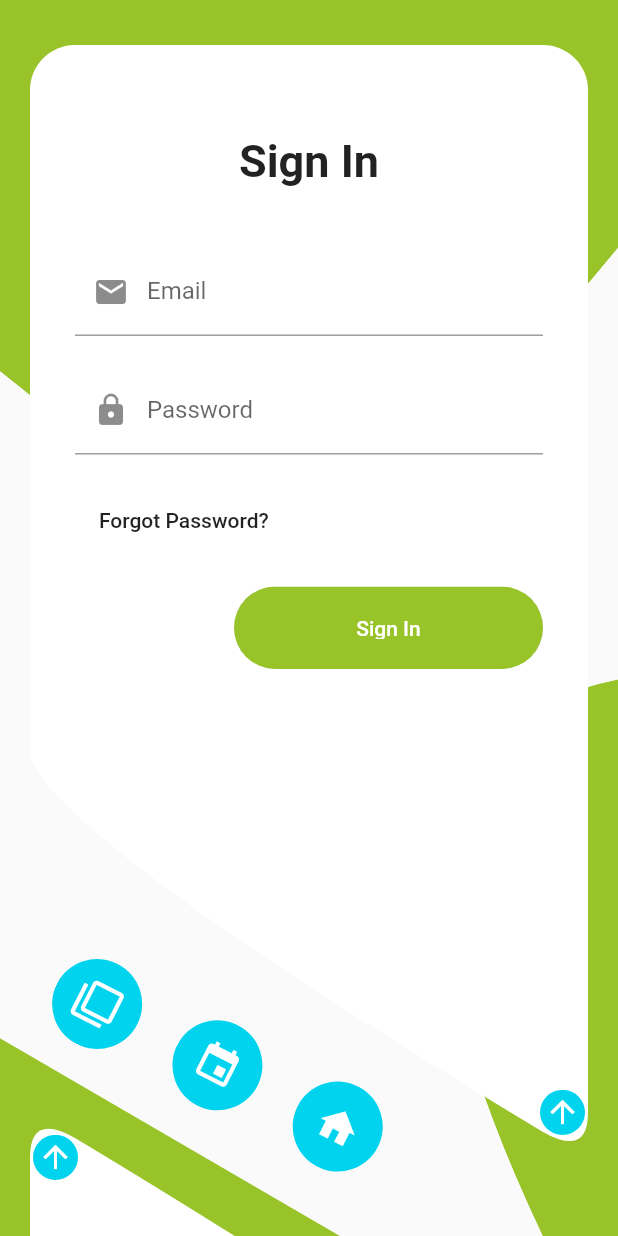
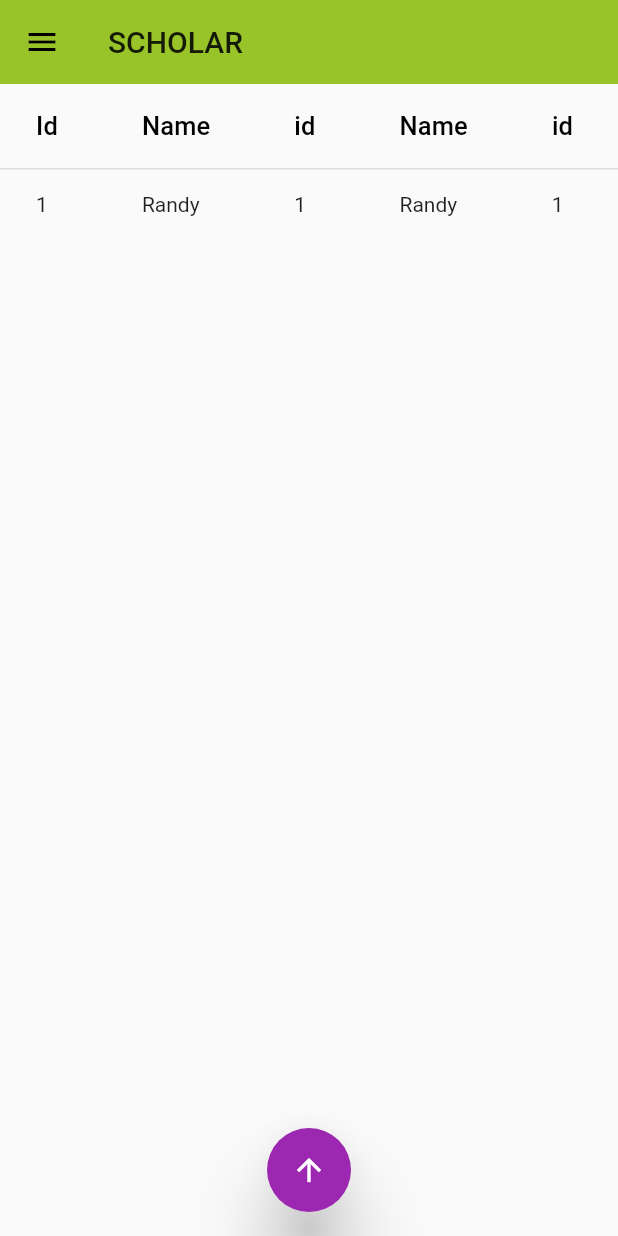
Before and after one commit to RandyKdev/UI, a Flutter app: the screen it shows after launch, on a phone screen of 412 x 824 dp. Run offline on Flutter 3.47's test engine with Material 2 defaults, Android fonts, the phone set to English and light mode, and no system bars; our stand-ins replace sqflite; accounts and stored records are empty.

Commit message:
home page models and tables created

```diff
--- a/lib/main.dart
+++ b/lib/main.dart
@@ -1,6 +1,7 @@
 import 'package:flutter/material.dart';
+import 'package:ui/colorConstants.dart';
 
-import './screens/login/view.dart';
+import './screens/home/view.dart';
 
 void main() => runApp(MyApp());
 
@@ -8,7 +9,8 @@ class MyApp extends StatelessWidget {
   @override
   Widget build(BuildContext context) {
     return MaterialApp(
-      home: Login(),
+      theme: ThemeData(primaryColor: primaryTheme),
+      home: Home(),
       debugShowCheckedModeBanner: false,
     );
   }
--- /dev/null
+++ b/lib/screens/home/utils/table.dart
@@ -0,0 +1,72 @@
+import 'package:flutter/material.dart';
+
+class Tables extends StatelessWidget {
+  // Tables({column})
+  @override
+  Widget build(BuildContext context) {
+    return DataTable(
+      columns: [
+        DataColumn(label: Text('Id', style: TextStyle(fontSize: 17,),),),
+        DataColumn(label: Text('Name', style: TextStyle(fontSize: 17,),),),
+        DataColumn(label: Text('id', style: TextStyle(fontSize: 17,),),),
+        DataColumn(label: Text('Name', style: TextStyle(fontSize: 17,),),),
+        DataColumn(label: Text('id', style: TextStyle(fontSize: 17,),),),
+        DataColumn(label: Text('Name', style: TextStyle(fontSize: 17,),),),
+        DataColumn(label: Text('id', style: TextStyle(fontSize: 17,),),),
+        DataColumn(label: Text('Name', style: TextStyle(fontSize: 17,),),),
+      ],
+      rows: [
+        DataRow(cells: [
+          DataCell(Text('1'),),
+          DataCell(Text('Randy'),),
+          DataCell(Text('1'),),
+          DataCell(Text('Randy'),),
+          DataCell(Text('1'),),
+          DataCell(Text('Randy'),),
+          DataCell(Text('1'),),
+          DataCell(Text('Randy'),),
+        ],),
+      ],
+    );
+    Table(
+
+      defaultColumnWidth: FlexColumnWidth(100),
+      children: [
+      TableRow(children: [
+        Text('Perwson'),
+        Text('Perwson2'),
+        Text('Perwson3'),
+        Text('Perwson'),
+        Text('Perwson'),
+        Text('Perwson'),
+        Text('Perwson'),
+        Text('Perwson'),
+        Text('Perwson'),
+        Text('Perwson'),
+        Text('Perwson'),
+        Text('Perwson'),
+        Text('Perwson'),
+        Text('Perwson'),
+        Text('Perwson'),
+      ],),
+      TableRow(children: [
+        Text('Perwson'),
+        Text('Perwson2'),
+        Text('Perwson3'),
+        Text('Perwson'),
+        Text('Perwson'),
+        Text('Perwson'),
+        Text('Perwson'),
+        Text('Perwson'),
+        Text('Perwson'),
+        Text('Perwson'),
+        Text('Perwson'),
+        Text('Perwson'),
+        Text('Perwson'),
+        Text('Perwson'),
+        Text('Perwson'),
+      ],),
+    ],
+    );
+  }
+}
--- /dev/null
+++ b/lib/screens/home/view.dart
@@ -0,0 +1,42 @@
+import 'package:flutter/material.dart';
+import 'package:ui/screens/home/utils/sectionsBottomSheet.dart';
+import 'package:ui/screens/home/utils/table.dart';
+
+import '../../colorConstants.dart';
+
+class Home extends StatelessWidget {
+  @override
+  Widget build(BuildContext context) {
+    return Scaffold(
+      appBar: AppBar(
+        elevation: 0,
+        title: Text("SCHOLAR"),
+      ),
+      body: SingleChildScrollView(
+        scrollDirection: Axis.vertical,
+          child: SingleChildScrollView(
+            scrollDirection: Axis.horizontal,
+            child: Tables(),
+          ),
+      ),
+      drawer: Drawer(
+        child: Text('Drawer'),
+      ),
+      floatingActionButtonLocation: FloatingActionButtonLocation.centerFloat,
+      floatingActionButton: FloatingActionButton(
+        backgroundColor: purple,
+        child: Icon(Icons.arrow_upward),
+        onPressed: () {
+          showModalBottomSheet(
+              context: context,
+              builder: (context) {
+                return Container(
+                  height: double.infinity / 2,
+                  child: SectionsBottomSheet(),            );
+              });
+        },
+        elevation: 20,
+      ),
+    );
+  }
+}
```
Also changed, not shown: lib/models/applicationDetails.dart (added, +53 -0 lines), lib/models/applicationFeePayment.dart (added, +44 -0 lines), lib/models/contactDetails.dart (added, +58 -0 lines), lib/models/documentDetails.dart (added, +44 -0 lines), lib/models/parentDetails.dart (added, +65 -0 lines), lib/models/personalInformation.dart (added, +72 -0 lines), lib/models/qualificationDetails.dart (added, +48 -0 lines), lib/models/utils/createTableHeadings.dart (added, +18 -0 lines), lib/models/utils/table.dart (added, +16 -0 lines), lib/models/workDetails.dart (added, +49 -0 lines), lib/screens/home/utils/sectionsBottomSheet.dart (added, +80 -0 lines).
